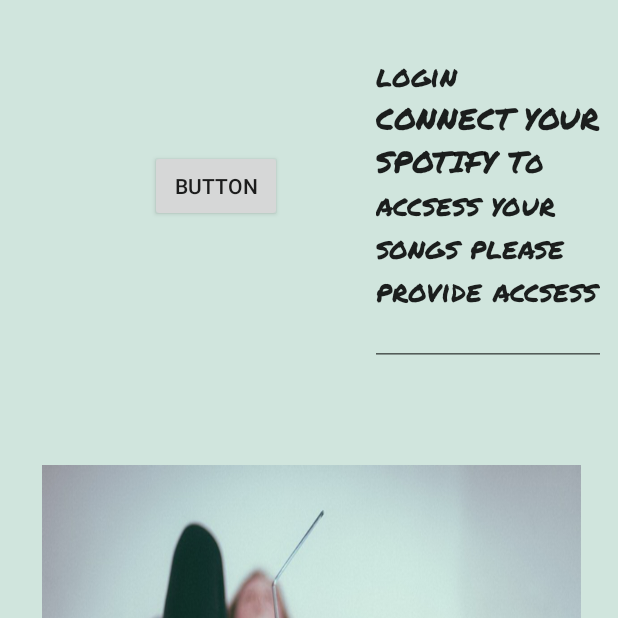
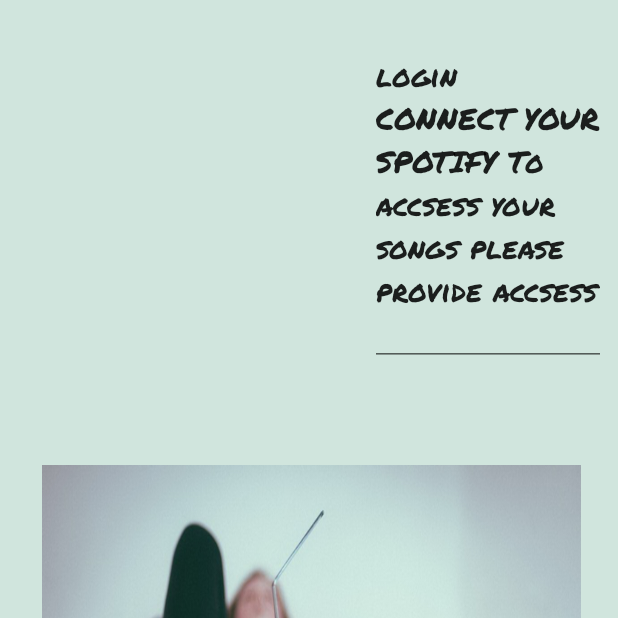
Before and after one commit to MarinaTaran/Android-Project, an Android app: the screen it shows after launch (StartActivity), on a phone screen of 412 x 824 dp, the top half of it. Run offline under Robolectric (Android 15) with nearby library versions, the phone set to English and light mode, and no system bars; our stand-ins replace Firebase (no records; nobody signed in at launch, a user with empty details on screens opened directly); libraries missing offline, so code that uses them is left out: com.spotify.android, com.spotify.sdk; 4 statements that could not run were skipped.

Commit message:
commit myService

```diff
--- a/app/src/main/java/com/example/marina/myspotifyapp/MyService.java
+++ b/app/src/main/java/com/example/marina/myspotifyapp/MyService.java
@@ -64,7 +64,7 @@ public class MyService extends FirebaseMessagingService {
 
         // If you want to send messages to this application instance or
         // manage this apps subscriptions on the server side, send the
-        // Instance ID token to your app server.
+
         // sendRegistrationToServer(token);
     }
 }
--- a/app/src/main/res/layout/activity_start.xml
+++ b/app/src/main/res/layout/activity_start.xml
@@ -89,19 +89,6 @@
         app:layout_constraintTop_toTopOf="parent"
         app:layout_constraintVertical_bias="0.0" />
 
-    <Button
-        android:id="@+id/button33"
-        android:layout_width="wrap_content"
-        android:layout_height="wrap_content"
-        android:layout_marginStart="100dp"
-        android:layout_marginTop="100dp"
-        android:layout_marginEnd="8dp"
-        android:onClick="qwerty"
-        android:text="Button"
-        app:layout_constraintEnd_toStartOf="@+id/multiAutoCompleteTextView"
-        app:layout_constraintHorizontal_bias="0.0"
-        app:layout_constraintStart_toStartOf="parent"
-        app:layout_constraintTop_toTopOf="parent" />36
 
 
 </android.support.constraint.ConstraintLayout>
```
